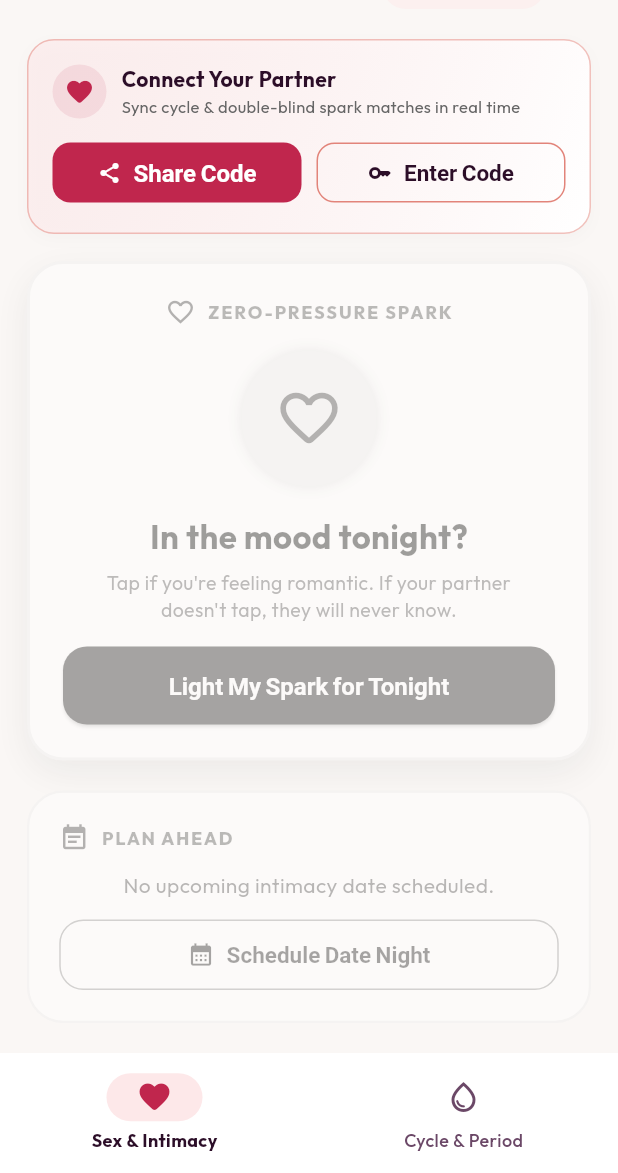
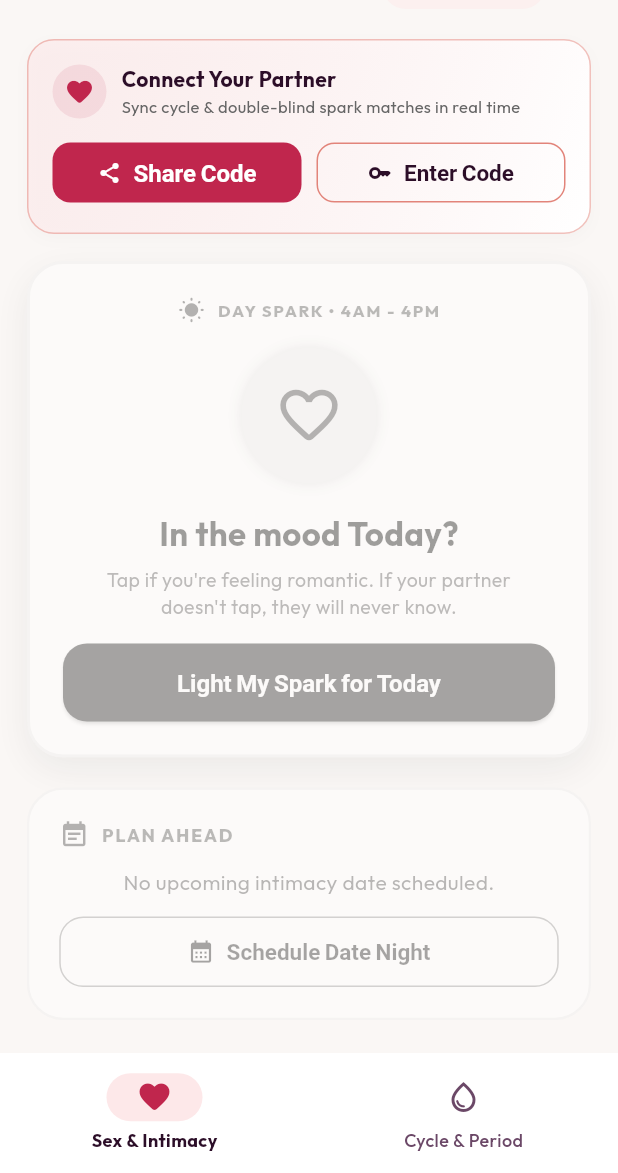
Before and after one commit to EiDHindY/LoveSync, a Flutter app: the DashboardScreen screen opened directly, on a phone screen of 412 x 824 dp, the part 63-1236 px from its top. Run offline on Flutter 3.47's test engine with Material 3 defaults, Android fonts, the phone set to English and light mode, and no system bars; our stand-ins replace confetti, flutter_local_notifications, flutter_riverpod, google_fonts, share_plus, shared_preferences and 1 more; accounts and stored records are empty; network calls fail.

Commit message:
feat: implement 12-hour 4 AM to 4 PM and 4 PM to 4 AM day/night spark cycles

```diff
--- a/lib/core/services/couple_repository.dart
+++ b/lib/core/services/couple_repository.dart
@@ -179,12 +179,19 @@ class CoupleRepository extends ChangeNotifier {
     }
   }
 
-  /// Logical intimacy date key (YYYY-MM-DD).
-  /// A day runs from 4:00 AM to 4:00 AM the next morning,
-  /// ensuring late-night sparks past midnight stay active together.
+  /// Generates the 12-hour cycle window key (4 AM - 4 PM Day, 4 PM - 4 AM Night).
+  /// Every cycle lasts 12 hours and resets automatically at 4 AM and 4 PM.
   String _dateKey(DateTime dt) {
-    final logical = dt.subtract(const Duration(hours: 4));
-    return '${logical.year}-${logical.month.toString().padLeft(2, '0')}-${logical.day.toString().padLeft(2, '0')}';
+    final shifted = dt.subtract(const Duration(hours: 4));
+    final period = (shifted.hour < 12) ? 'DAY' : 'NIGHT';
+    final dateStr = '${shifted.year}-${shifted.month.toString().padLeft(2, '0')}-${shifted.day.toString().padLeft(2, '0')}';
+    return '$dateStr-$period';
+  }
+
+  /// Whether current time is in the Daytime window (4:00 AM - 4:00 PM).
+  bool get isDaySparkWindow {
+    final shifted = DateTime.now().subtract(const Duration(hours: 4));
+    return shifted.hour < 12;
   }
 
   static const String _codeAlphabet = '23456789ABCDEFGHJKLMNPQRSTUVWXYZ';
--- a/lib/features/mood/presentation/widgets/spark_button.dart
+++ b/lib/features/mood/presentation/widgets/spark_button.dart
@@ -51,6 +51,10 @@ class _SparkButtonState extends State<SparkButton> {
   Widget build(BuildContext context) {
     final isMatch = widget.moodStatus.isMatch;
     final isLit = widget.moodStatus.userInTheMood;
+    final shifted = DateTime.now().subtract(const Duration(hours: 4));
+    final isDay = shifted.hour < 12;
+    final timeLabel = isDay ? 'Today' : 'Tonight';
+    final windowLabel = isDay ? 'DAY SPARK • 4AM - 4PM' : 'NIGHT SPARK • 4PM - 4AM';
 
     return Stack(
       alignment: Alignment.center,
@@ -121,17 +125,17 @@ class _SparkButtonState extends State<SparkButton> {
                         ? Icons.local_fire_department
                         : isLit
                             ? Icons.flare
-                            : Icons.favorite_border,
+                            : (isDay ? Icons.wb_sunny_rounded : Icons.favorite_border),
                     color: (isMatch || isLit) ? Colors.white : AppTheme.crimson,
-                    size: 20,
+                    size: 18,
                   ),
                   const SizedBox(width: 8),
                   Text(
-                    'ZERO-PRESSURE SPARK',
+                    windowLabel,
                     style: TextStyle(
-                      fontSize: 12,
+                      fontSize: 11,
                       fontWeight: FontWeight.w800,
-                      letterSpacing: 1.2,
+                      letterSpacing: 1.1,
                       color: (isMatch || isLit) ? Colors.white.withValues(alpha: 0.9) : AppTheme.plum.withValues(alpha: 0.7),
                     ),
                   ),
@@ -194,7 +198,7 @@ class _SparkButtonState extends State<SparkButton> {
                     ? "IT'S A MATCH! 🔥"
                     : isLit
                         ? 'Your Spark is Lit ✨'
-                        : 'In the mood tonight?',
+                        : 'In the mood $timeLabel?',
                 style: TextStyle(
                   fontSize: 22,
                   fontWeight: FontWeight.bold,
@@ -208,7 +212,7 @@ class _SparkButtonState extends State<SparkButton> {
                 padding: const EdgeInsets.symmetric(horizontal: 16),
                 child: Text(
                   isMatch
-                      ? "Both of you secretly tapped in the mood! The spark is ignited for tonight."
+                      ? "Both of you secretly tapped in the mood! The spark is ignited for $timeLabel."
                       : isLit
                           ? "Your desire is logged privately. Your partner has NO IDEA unless they also tap."
                           : "Tap if you're feeling romantic. If your partner doesn't tap, they will never know.",
@@ -250,7 +254,7 @@ class _SparkButtonState extends State<SparkButton> {
                         ? 'Celebrate! 🎉 (Tap to turn off)'
                         : isLit
                             ? 'Turn Off Spark'
-                            : 'Light My Spark for Tonight',
+                            : 'Light My Spark for $timeLabel',
                     style: TextStyle(
                       fontWeight: FontWeight.bold,
                       color: isMatch ? AppTheme.crimson : Colors.white,
```
Also changed, not shown: 1 other file.
